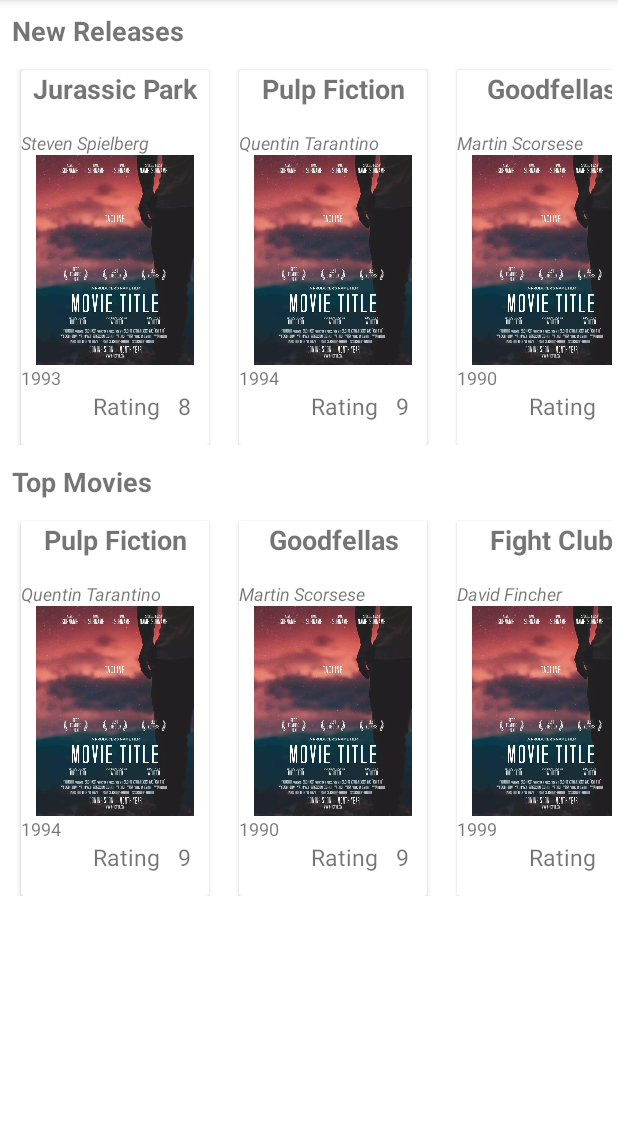
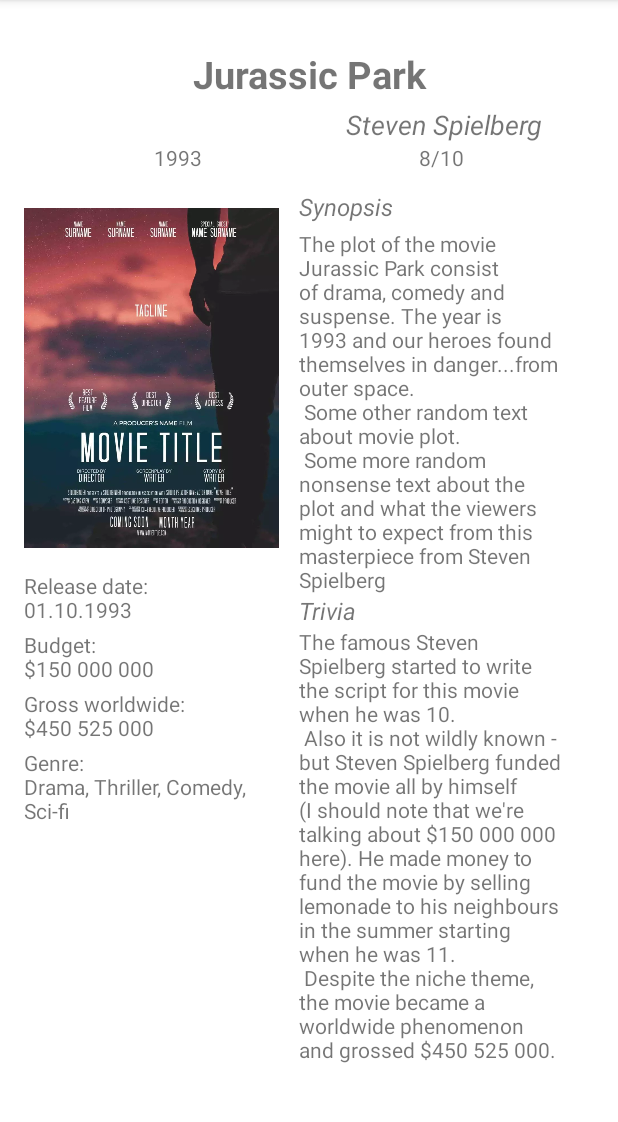
Before and after one commit to Warcerg/CinemaLib, an Android app: the screen it shows after launch (MainActivity), after a tap on "Jurassic Park", on a phone screen of 412 x 824 dp, the part 84-1206 px from its top. Run offline under Robolectric (Android 15) with nearby library versions, the phone set to English and light mode, and no system bars.

Commit message:
HW03 done

```diff
--- a/app/build.gradle
+++ b/app/build.gradle
@@ -1,6 +1,7 @@
 plugins {
     id 'com.android.application'
     id 'kotlin-android'
+    id 'kotlin-parcelize'
 }
 
 android {
--- /dev/null
+++ b/app/src/main/java/com/example/cinemalib/framework/ui/MovieDetailsFragment.kt
@@ -0,0 +1,61 @@
+package com.example.cinemalib.framework.ui
+
+import android.annotation.SuppressLint
+import android.os.Bundle
+import android.view.LayoutInflater
+import android.view.View
+import android.view.ViewGroup
+import androidx.fragment.app.Fragment
+import com.example.cinemalib.R
+import com.example.cinemalib.databinding.MovieDetailsFragmentBinding
+import com.example.cinemalib.model.entities.MovieCard
+
+class MovieDetailsFragment: Fragment() {
+    private var _binding: MovieDetailsFragmentBinding? = null
+    private val binding get() = _binding!!
+    private val ratingEnd = "/10"
+
+    override fun onCreateView(
+        inflater: LayoutInflater,
+        container: ViewGroup?,
+        savedInstanceState: Bundle?
+    ): View {
+        _binding = MovieDetailsFragmentBinding.inflate(inflater, container, false)
+        return binding.root
+    }
+
+    @SuppressLint("ResourceType")
+    override fun onViewCreated(view: View, savedInstanceState: Bundle?) {
+        super.onViewCreated(view, savedInstanceState)
+        arguments?.getParcelable<MovieCard>(BUNDLE_EXTRA)?.let {
+            with(binding) {
+                movieDetailsMovieTitle.text = it.movie.title
+                movieDetailsMovieDirector.text = it.movie.director
+                movieDetailsReleaseYear.text = it.movie.year
+                movieDetailsMovieBudget.text = getString(R.string.movieDetails_budget).plus(" \n").plus(it.movie.budget)
+                movieDetailsMovieGenre.text = getString(R.string.movieDetails_genre).plus(" \n").plus(it.genre)
+                movieDetailsMovieReleaseDate.text = getString(R.string.movieDetails_release_date).plus(" \n").plus(it.movie.releaseDate)
+                movieDetailsMovieSynopsisText.text = it.movie.synopsis
+                movieDetailsMovieGrossWorldwide.text = getString(R.string.movieDetails_gross_worldwide).plus(" \n").plus(it.gross)
+                movieDetailsMovieTriviaText.text = it.trivia
+                movieDetailsMovieRating.text = it.rating.toString().plus(ratingEnd)
+                movieDetailsPosterImage.setImageResource(R.drawable.generic_movie_poster)
+            }
+        }
+    }
+
+    override fun onDestroyView() {
+        super.onDestroyView()
+        _binding = null
+    }
+
+    companion object {
+        const val BUNDLE_EXTRA = "movie data"
+
+        fun newInstance(bundle: Bundle): MovieDetailsFragment {
+            val fragment = MovieDetailsFragment()
+            fragment.arguments = bundle
+            return fragment
+        }
+    }
+}
--- a/app/src/main/java/com/example/cinemalib/framework/ui/main/MainFragment.kt
+++ b/app/src/main/java/com/example/cinemalib/framework/ui/main/MainFragment.kt
@@ -8,6 +8,7 @@ import androidx.appcompat.widget.SearchView
 import androidx.recyclerview.widget.LinearLayoutManager
 import com.example.cinemalib.R
 import com.example.cinemalib.databinding.MainFragmentBinding
+import com.example.cinemalib.framework.ui.MovieDetailsFragment
 import com.example.cinemalib.framework.ui.adapters.MovieListAdapter
 import com.example.cinemalib.model.AppState
 import com.example.cinemalib.model.entities.MovieCard
@@ -20,9 +21,8 @@ class MainFragment : Fragment() {
     private var _binding: MainFragmentBinding? = null
     private val binding get() = _binding!!
 
-    private var adapter1: MovieListAdapter? = null
-    private var adapter2: MovieListAdapter? = null
-
+    private var adapterNewReleasesList: MovieListAdapter? = null
+    private var adapterTopMoviesList: MovieListAdapter? = null
 
 
     override fun onCreateView(
@@ -37,10 +37,12 @@ class MainFragment : Fragment() {
     override fun onViewCreated(view: View, savedInstanceState: Bundle?) {
         super.onViewCreated(view, savedInstanceState)
         with(binding) {
-            recyclerViewMovies.adapter = adapter1
-            recyclerViewMovies.layoutManager = LinearLayoutManager(context,LinearLayoutManager.HORIZONTAL, false)
-            recyclerViewMovies2.adapter = adapter2
-            recyclerViewMovies2.layoutManager = LinearLayoutManager(context,LinearLayoutManager.HORIZONTAL, false)
+            recyclerViewMovies.adapter = adapterNewReleasesList
+            recyclerViewMovies.layoutManager =
+                LinearLayoutManager(context, LinearLayoutManager.HORIZONTAL, false)
+            recyclerViewMovies2.adapter = adapterTopMoviesList
+            recyclerViewMovies2.layoutManager =
+                LinearLayoutManager(context, LinearLayoutManager.HORIZONTAL, false)
             viewModel.getLiveData().observe(viewLifecycleOwner, { renderData(it) })
             viewModel.getMovieData()
         }
@@ -54,25 +56,43 @@ class MainFragment : Fragment() {
     private fun renderData(appState: AppState) = with(binding) {
         when (appState) {
             is AppState.Success -> {
-                adapter1 = MovieListAdapter(object :  OnItemClickListener {
+                adapterNewReleasesList = MovieListAdapter(object : OnItemClickListener {
                     override fun onItemViewClick(movieCard: MovieCard) {
-                        Toast.makeText(context, R.string.movie_details_frag, Toast.LENGTH_SHORT ).show()
+                        val managerFR = activity?.supportFragmentManager
+                        managerFR?.let { manager ->
+                            val bundle = Bundle().apply {
+                                putParcelable(MovieDetailsFragment.BUNDLE_EXTRA, movieCard)
+                            }
+                            manager.beginTransaction()
+                                .add(R.id.container, MovieDetailsFragment.newInstance(bundle))
+                                .addToBackStack("")
+                                .commitAllowingStateLoss()
+                        }
                     }
                 }
                 ).apply {
                     setMovieCard(appState.movieData)
                 }
-                recyclerViewMovies.adapter = adapter1
+                recyclerViewMovies.adapter = adapterNewReleasesList
 
-                adapter2 = MovieListAdapter(object :  OnItemClickListener {
+                adapterTopMoviesList = MovieListAdapter(object : OnItemClickListener {
                     override fun onItemViewClick(movieCard: MovieCard) {
-                        Toast.makeText(context, R.string.movie_details_frag, Toast.LENGTH_SHORT ).show()
+                        val managerFR = activity?.supportFragmentManager
+                        managerFR?.let { manager ->
+                            val bundle = Bundle().apply {
+                                putParcelable(MovieDetailsFragment.BUNDLE_EXTRA, movieCard)
+                            }
+                            manager.beginTransaction()
+                                .add(R.id.container, MovieDetailsFragment.newInstance(bundle))
+                                .addToBackStack("")
+                                .commitAllowingStateLoss()
+                        }
                     }
                 }
                 ).apply {
                     setMovieCard(appState.movieData.filter { it.rating >= 9 })
                 }
-                recyclerViewMovies2.adapter = adapter2
+                recyclerViewMovies2.adapter = adapterTopMoviesList
             }
             is AppState.Error -> {
                 Snackbar
@@ -92,6 +112,7 @@ class MainFragment : Fragment() {
                 Toast.makeText(activity, query, Toast.LENGTH_SHORT).show()
                 return true
             }
+
             override fun onQueryTextChange(newText: String): Boolean {
                 return true
             }
@@ -99,7 +120,7 @@ class MainFragment : Fragment() {
     }
 
     override fun onOptionsItemSelected(item: MenuItem): Boolean {
-       when(item.itemId) {
+        when (item.itemId) {
             R.id.action_settings -> {
                 Toast.makeText(context, R.string.settings_frag, Toast.LENGTH_LONG).show()
                 return true
--- a/app/src/main/java/com/example/cinemalib/framework/ui/main/MainViewModel.kt
+++ b/app/src/main/java/com/example/cinemalib/framework/ui/main/MainViewModel.kt
@@ -8,14 +8,15 @@ import java.lang.Thread.sleep
 
 class MainViewModel(private val repository: Repository) : ViewModel(), LifecycleObserver {
     private val liveDataToObserve: MutableLiveData<AppState> = MutableLiveData()
+    private val sleepThreadValue: Long = 750
 
-    fun getLiveData() =liveDataToObserve
+    fun getLiveData() = liveDataToObserve
 
     fun getMovieData() = getMovieDataFromLocalSource()
 
     private fun getMovieDataFromLocalSource() {
         Thread {
-            sleep(1500)
+            sleep(sleepThreadValue)
             liveDataToObserve.postValue(AppState.Success(repository.getMovieFromLocalStorage()))
         }.start()
     }
--- a/app/src/main/java/com/example/cinemalib/model/entities/Movie.kt
+++ b/app/src/main/java/com/example/cinemalib/model/entities/Movie.kt
@@ -1,9 +1,19 @@
 package com.example.cinemalib.model.entities
 
+import android.os.Parcelable
+import kotlinx.parcelize.Parcelize
 import java.util.*
 
+@Parcelize
 data class Movie (
     val title: String,
     val year: String,
-    val director: String
-    )
+    val director: String,
+    val releaseDate: String = "01.10.$year",
+    val synopsis: String = "The plot of the movie $title consist of drama, comedy and suspense." +
+            " The year is $year and our heroes found themselves in danger...from outer space." +
+            " \n Some other random text about movie plot. " +
+            "\n Some more random nonsense text about the plot and what the viewers might" +
+            " to expect from this masterpiece from $director",
+    val budget: String = "$150 000 000"
+    ): Parcelable
--- a/app/src/main/java/com/example/cinemalib/model/entities/MovieCard.kt
+++ b/app/src/main/java/com/example/cinemalib/model/entities/MovieCard.kt
@@ -1,10 +1,21 @@
 package com.example.cinemalib.model.entities
 
+import android.os.Parcelable
+import kotlinx.parcelize.Parcelize
+
+@Parcelize
 data class MovieCard(
     val movie: Movie = getDefaultMovie(),
     val rating: Int = 0,
-    val picture: Int = 0
-)
+    val picture: Int = 0,
+    val gross: String = "$450 525 000",
+    val trivia: String = "The famous ${movie.director} started to write the script for this movie when he was 10. " +
+            "\n Also it is not wildly known - but ${movie.director} funded the movie all by himself " +
+            "(I should note that we're talking about ${movie.budget} here). " +
+            "He made money to fund the movie by selling lemonade to his neighbours in the summer starting when he was 11." +
+            "\n Despite the niche theme, the movie became a worldwide phenomenon and grossed $gross.",
+    val genre: String = "Drama, Thriller, Comedy, Sci-fi"
+): Parcelable
 
 fun getDefaultMovie() = Movie("Some Movie", "1985", "Director director")
 
--- a/app/src/main/res/layout/movie_details_fragment.xml
+++ b/app/src/main/res/layout/movie_details_fragment.xml
@@ -3,143 +3,147 @@
     xmlns:app="http://schemas.android.com/apk/res-auto"
     xmlns:tools="http://schemas.android.com/tools"
     android:layout_width="match_parent"
-    android:layout_height="match_parent">
-
-    <ImageView
-        android:id="@+id/imageView2"
-        android:layout_width="169dp"
-        android:layout_height="242dp"
-        android:layout_marginStart="16dp"
-        android:layout_marginTop="12dp"
-        app:layout_constraintStart_toStartOf="parent"
-        app:layout_constraintTop_toBottomOf="@+id/textView4"
-        tools:srcCompat="@tools:sample/avatars" />
+    android:layout_height="match_parent"
+    android:background="@color/white">
 
     <TextView
-        android:id="@+id/textView3"
-        android:layout_width="309dp"
-        android:layout_height="37dp"
-        android:layout_marginTop="32dp"
-        android:text="TextView"
+        android:id="@+id/movieDetailsMovieTriviaHeader"
+        android:layout_width="@dimen/movie_details_main_text_width"
+        android:layout_height="wrap_content"
+        android:text="@string/movieDetails_trivia"
+        android:textSize="@dimen/movie_details_small_headings_text_size"
+        android:textStyle="italic"
+        app:layout_constraintEnd_toEndOf="@+id/movieDetailsMovieSynopsisText"
+        app:layout_constraintHorizontal_bias="1.0"
+        app:layout_constraintStart_toStartOf="@+id/movieDetailsMovieSynopsisText"
+        app:layout_constraintTop_toBottomOf="@+id/movieDetailsMovieSynopsisText" />
+
+    <TextView
+        android:id="@+id/movieDetailsMovieTriviaText"
+        android:layout_width="@dimen/movie_details_main_text_width"
+        android:layout_height="wrap_content"
+        android:text="@string/movieDetails_triviatext"
+        app:layout_constraintEnd_toEndOf="@+id/movieDetailsMovieTriviaHeader"
+        app:layout_constraintStart_toStartOf="@+id/movieDetailsMovieTriviaHeader"
+        app:layout_constraintTop_toBottomOf="@+id/movieDetailsMovieTriviaHeader" />
+
+    <TextView
+        android:id="@+id/movieDetailsReleaseYear"
+        android:layout_width="@dimen/movie_details_main_text_width"
+        android:layout_height="wrap_content"
+        android:text="@string/movieDetails_moviereleaseyear"
+        android:textAlignment="center"
+        app:layout_constraintEnd_toStartOf="@+id/movieDetailsMovieRating"
+        app:layout_constraintHorizontal_bias="0.345"
+        app:layout_constraintStart_toStartOf="@+id/movieDetailsMovieDirector"
+        app:layout_constraintTop_toBottomOf="@+id/movieDetailsMovieDirector" />
+
+    <TextView
+        android:id="@+id/movieDetailsMovieRating"
+        android:layout_width="@dimen/movie_details_main_text_width"
+        android:layout_height="wrap_content"
+        android:text="@string/movieDetails_rating"
+        android:textAlignment="center"
+        app:layout_constraintEnd_toEndOf="@+id/movieDetailsMovieDirector"
+        app:layout_constraintStart_toEndOf="@id/movieDetailsReleaseYear"
+        app:layout_constraintTop_toBottomOf="@+id/movieDetailsMovieDirector" />
+
+    <TextView
+        android:id="@+id/movieDetailsMovieBudget"
+        android:layout_width="@dimen/movie_details_small_info_section_layout_width"
+        android:layout_height="wrap_content"
+        android:layout_marginTop="@dimen/movie_details_small_info_top_margin"
+        android:text="@string/movieDetails_budget"
+        app:layout_constraintEnd_toEndOf="@+id/movieDetailsMovieReleaseDate"
+        app:layout_constraintStart_toStartOf="@+id/movieDetailsMovieReleaseDate"
+        app:layout_constraintTop_toBottomOf="@+id/movieDetailsMovieReleaseDate" />
+
+    <TextView
+        android:id="@+id/movieDetailsMovieSynopsisHeader"
+        android:layout_width="@dimen/movie_details_main_text_width"
+        android:layout_height="wrap_content"
+        android:layout_marginTop="@dimen/movie_details_mainpart_margin_top"
+        android:text="@string/movieDetails_synopsis"
+        android:textSize="@dimen/movie_details_small_headings_text_size"
+        android:textStyle="italic"
         app:layout_constraintEnd_toEndOf="parent"
-        app:layout_constraintHorizontal_bias="0.497"
+        app:layout_constraintHorizontal_bias="0.263"
+        app:layout_constraintStart_toEndOf="@id/movieDetailsPosterImage"
+        app:layout_constraintTop_toBottomOf="@+id/movieDetailsMovieRating" />
+
+    <TextView
+        android:id="@+id/movieDetailsMovieGenre"
+        android:layout_width="@dimen/movie_details_small_info_section_layout_width"
+        android:layout_height="wrap_content"
+        android:layout_marginTop="@dimen/movie_details_small_info_top_margin"
+        android:text="@string/movieDetails_genre"
+        app:layout_constraintEnd_toEndOf="@+id/movieDetailsMovieGrossWorldwide"
+        app:layout_constraintStart_toStartOf="@+id/movieDetailsMovieGrossWorldwide"
+        app:layout_constraintTop_toBottomOf="@+id/movieDetailsMovieGrossWorldwide" />
+
+    <TextView
+        android:id="@+id/movieDetailsMovieReleaseDate"
+        android:layout_width="@dimen/movie_details_small_info_section_layout_width"
+        android:layout_height="wrap_content"
+        android:layout_marginTop="@dimen/movie_details_small_info_top_margin"
+        android:text="@string/movieDetails_release_date"
+        app:layout_constraintStart_toStartOf="@+id/movieDetailsPosterImage"
+        app:layout_constraintTop_toBottomOf="@id/movieDetailsPosterImage" />
+
+    <TextView
+        android:id="@+id/movieDetailsMovieTitle"
+        android:layout_width="@dimen/movie_details_title_width"
+        android:layout_height="wrap_content"
+        android:layout_marginTop="@dimen/movie_details_title_top_margin"
+        android:text="@string/moviedetails_movietitle"
+        android:textAlignment="center"
+        android:textSize="@dimen/movie_details_title_text_size"
+        android:textStyle="bold"
+        app:layout_constraintEnd_toEndOf="parent"
         app:layout_constraintStart_toStartOf="parent"
         app:layout_constraintTop_toTopOf="parent" />
 
     <TextView
-        android:id="@+id/textView4"
-        android:layout_width="wrap_content"
+        android:id="@+id/movieDetailsMovieSynopsisText"
+        android:layout_width="@dimen/movie_details_main_text_width"
         android:layout_height="wrap_content"
-        android:layout_marginTop="8dp"
-        android:text="TextView"
-        app:layout_constraintEnd_toStartOf="@+id/textView13"
-        app:layout_constraintHorizontal_bias="0.345"
-        app:layout_constraintStart_toStartOf="parent"
-        app:layout_constraintTop_toBottomOf="@+id/textView5" />
+        android:layout_marginTop="@dimen/movie_details_small_info_top_margin"
+        android:text="@string/movieDetails_synopsis_text"
+        app:layout_constraintEnd_toEndOf="@+id/movieDetailsMovieSynopsisHeader"
+        app:layout_constraintStart_toStartOf="@+id/movieDetailsMovieSynopsisHeader"
+        app:layout_constraintTop_toBottomOf="@+id/movieDetailsMovieSynopsisHeader" />
 
     <TextView
-        android:id="@+id/textView5"
-        android:layout_width="188dp"
-        android:layout_height="18dp"
-        android:layout_marginTop="4dp"
-        android:layout_marginEnd="128dp"
-        android:text="TextView"
-        app:layout_constraintEnd_toEndOf="@+id/textView3"
-        app:layout_constraintHorizontal_bias="0.0"
-        app:layout_constraintStart_toStartOf="@+id/textView3"
-        app:layout_constraintTop_toBottomOf="@+id/textView3" />
+        android:id="@+id/movieDetailsMovieDirector"
+        android:layout_width="@dimen/movie_details_title_width"
+        android:layout_height="wrap_content"
+        android:layout_marginTop="@dimen/movie_details_small_info_top_margin"
+        android:text="@string/movieDetails_moviedirector"
+        android:textAlignment="textEnd"
+        android:textStyle="italic"
+        android:textSize="@dimen/movie_details_director_text_size"
+        app:layout_constraintEnd_toEndOf="@+id/movieDetailsMovieTitle"
+        app:layout_constraintStart_toStartOf="@+id/movieDetailsMovieTitle"
+        app:layout_constraintTop_toBottomOf="@+id/movieDetailsMovieTitle" />
 
     <TextView
-        android:id="@+id/textView13"
-        android:layout_width="wrap_content"
+        android:id="@+id/movieDetailsMovieGrossWorldwide"
+        android:layout_width="@dimen/movie_details_small_info_section_layout_width"
         android:layout_height="wrap_content"
-        android:layout_marginTop="8dp"
-        android:layout_marginEnd="100dp"
-        android:text="TextView"
-        app:layout_constraintEnd_toEndOf="parent"
-        app:layout_constraintTop_toBottomOf="@+id/textView5" />
+        android:layout_marginTop="@dimen/movie_details_small_info_top_margin"
+        android:text="@string/movieDetails_gross_worldwide"
+        app:layout_constraintEnd_toEndOf="@+id/movieDetailsMovieBudget"
+        app:layout_constraintStart_toStartOf="@+id/movieDetailsMovieBudget"
+        app:layout_constraintTop_toBottomOf="@+id/movieDetailsMovieBudget" />
 
-    <TextView
-        android:id="@+id/textView6"
-        android:layout_width="170dp"
-        android:layout_height="20dp"
-        android:layout_marginStart="16dp"
-        android:layout_marginTop="4dp"
-        android:text="TextView"
+    <ImageView
+        android:id="@+id/movieDetailsPosterImage"
+        android:layout_width="@dimen/movie_details_poster_width"
+        android:layout_height="@dimen/movie_details_poster_height"
+        android:layout_marginStart="@dimen/movie_details_poster_margin_start"
+        android:layout_marginTop="@dimen/movie_details_mainpart_margin_top"
         app:layout_constraintStart_toStartOf="parent"
-        app:layout_constraintTop_toBottomOf="@+id/imageView2" />
+        app:layout_constraintTop_toBottomOf="@+id/movieDetailsReleaseYear"
+        tools:srcCompat="@tools:sample/avatars" />
 
-    <TextView
-        android:id="@+id/textView10"
-        android:layout_width="170dp"
-        android:layout_height="20dp"
-        android:layout_marginTop="8dp"
-        android:text="TextView"
-        app:layout_constraintEnd_toEndOf="@+id/textView6"
-        app:layout_constraintStart_toStartOf="@+id/textView6"
-        app:layout_constraintTop_toBottomOf="@+id/textView6" />
-
-    <TextView
-        android:id="@+id/textView11"
-        android:layout_width="170dp"
-        android:layout_height="20dp"
-        android:layout_marginTop="8dp"
-        android:text="TextView"
-        app:layout_constraintEnd_toEndOf="@+id/textView10"
-        app:layout_constraintHorizontal_bias="0.0"
-        app:layout_constraintStart_toStartOf="@+id/textView10"
-        app:layout_constraintTop_toBottomOf="@+id/textView10" />
-
-    <TextView
-        android:id="@+id/textView12"
-        android:layout_width="170dp"
-        android:layout_height="20dp"
-        android:layout_marginTop="4dp"
-        android:text="TextView"
-        app:layout_constraintEnd_toEndOf="@+id/textView11"
-        app:layout_constraintHorizontal_bias="0.0"
-        app:layout_constraintStart_toStartOf="@+id/textView11"
-        app:layout_constraintTop_toBottomOf="@+id/textView11" />
-
-    <TextView
-        android:id="@+id/textView7"
-        android:layout_width="154dp"
-        android:layout_height="16dp"
-        android:layout_marginTop="12dp"
-        android:text="TextView"
-        app:layout_constraintEnd_toEndOf="parent"
-        app:layout_constraintHorizontal_bias="0.263"
-        app:layout_constraintStart_toEndOf="@+id/imageView2"
-        app:layout_constraintTop_toBottomOf="@+id/textView13" />
-
-    <TextView
-        android:id="@+id/textView8"
-        android:layout_width="153dp"
-        android:layout_height="149dp"
-        android:layout_marginTop="4dp"
-        android:text="TextView"
-        app:layout_constraintEnd_toEndOf="parent"
-        app:layout_constraintHorizontal_bias="0.273"
-        app:layout_constraintStart_toEndOf="@+id/imageView2"
-        app:layout_constraintTop_toBottomOf="@+id/textView7" />
-
-    <TextView
-        android:id="@+id/textView9"
-        android:layout_width="154dp"
-        android:layout_height="24dp"
-        android:text="TextView"
-        app:layout_constraintEnd_toEndOf="@+id/textView8"
-        app:layout_constraintHorizontal_bias="1.0"
-        app:layout_constraintStart_toStartOf="@+id/textView8"
-        app:layout_constraintTop_toBottomOf="@+id/textView8" />
-
-    <TextView
-        android:id="@+id/textView14"
-        android:layout_width="153dp"
-        android:layout_height="154dp"
-        android:text="TextView"
-        app:layout_constraintEnd_toEndOf="@+id/textView9"
-        app:layout_constraintHorizontal_bias="0.0"
-        app:layout_constraintStart_toStartOf="@+id/textView9"
-        app:layout_constraintTop_toBottomOf="@+id/textView9" />
 </androidx.constraintlayout.widget.ConstraintLayout>
--- a/app/src/main/res/values/dimens.xml
+++ b/app/src/main/res/values/dimens.xml
@@ -14,4 +14,16 @@
     <dimen name="main_fragment_recycler_view_movie_list_height">260dp</dimen>
     <dimen name="main_fragment_recycler_view_movie_list_margin">4dp</dimen>
     <dimen name="main_fragment_heading_margin">8dp</dimen>
+    <dimen name="movie_details_small_info_section_layout_width">170dp</dimen>
+    <dimen name="movie_details_small_info_top_margin">4dp</dimen>
+    <dimen name="movie_details_poster_width">170dp</dimen>
+    <dimen name="movie_details_poster_height">250dp</dimen>
+    <dimen name="movie_details_title_text_size">25sp</dimen>
+    <dimen name="movie_details_title_width">310dp</dimen>
+    <dimen name="movie_details_main_text_width">175dp</dimen>
+    <dimen name="movie_details_director_text_size">18sp</dimen>
+    <dimen name="movie_details_mainpart_margin_top">12dp</dimen>
+    <dimen name="movie_details_poster_margin_start">16dp</dimen>
+    <dimen name="movie_details_title_top_margin">32dp</dimen>
+    <dimen name="movie_details_small_headings_text_size">16sp</dimen>
 </resources>
--- a/app/src/main/res/values/strings.xml
+++ b/app/src/main/res/values/strings.xml
@@ -18,4 +18,16 @@
     <string name="movie_details_frag">Movie Details Fragment</string>
     <string name="settings_frag">Settings Fragment</string>
     <string name="about_app_frag">About App Fragment</string>
+    <string name="moviedetails_movietitle">MovieTitle</string>
+    <string name="movieDetails_moviereleaseyear">MovieReleaseYear</string>
+    <string name="movieDetails_moviedirector">MovieDirector</string>
+    <string name="movieDetails_rating">Rating</string>
+    <string name="movieDetails_release_date">Release date: </string>
+    <string name="movieDetails_trivia">Trivia</string>
+    <string name="movieDetails_triviatext">TriviaText</string>
+    <string name="movieDetails_budget">Budget: </string>
+    <string name="movieDetails_synopsis">Synopsis</string>
+    <string name="movieDetails_genre">Genre: </string>
+    <string name="movieDetails_synopsis_text">Synopsis text</string>
+    <string name="movieDetails_gross_worldwide">Gross worldwide: </string>
 </resources>
```
Also changed, not shown: app/src/main/java/com/example/cinemalib/framework/ui/adapters/MovieListAdapter.kt (+8 -4 lines), 1 other file. Lines whose indentation alone changed are shown as unchanged.
